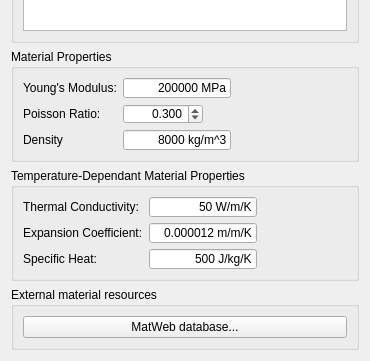
Qt form src/Mod/Fem/TaskPanelMechanicalMaterial.ui (makkemal/FreeCAD) before a commit; both pictures show x 0 to 370 and y 352 to 713 of the 370 by 713 pixel window.
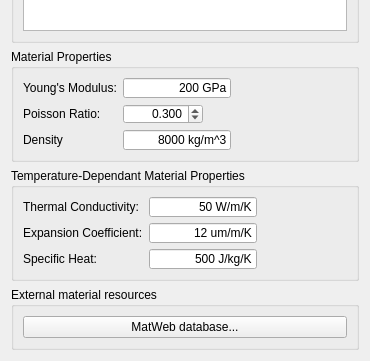
The same form after that commit. Custom widgets are drawn as their Qt base class.

What changed in the file:
```diff
--- a/src/Mod/Fem/TaskPanelMechanicalMaterial.ui
+++ b/src/Mod/Fem/TaskPanelMechanicalMaterial.ui
@@ -123,7 +123,7 @@
            </size>
           </property>
           <property name="text">
-           <string>200000 MPa</string>
+           <string>200 GPa</string>
           </property>
           <property name="alignment">
            <set>Qt::AlignRight|Qt::AlignTrailing|Qt::AlignVCenter</set>
@@ -278,7 +278,7 @@
            </size>
           </property>
           <property name="text">
-           <string>0.000012 m/m/K</string>
+           <string>12 um/m/K</string>
           </property>
           <property name="alignment">
            <set>Qt::AlignRight|Qt::AlignTrailing|Qt::AlignVCenter</set>
```
Left out of the diff: 8 changed lines with no effect on the pictures.
